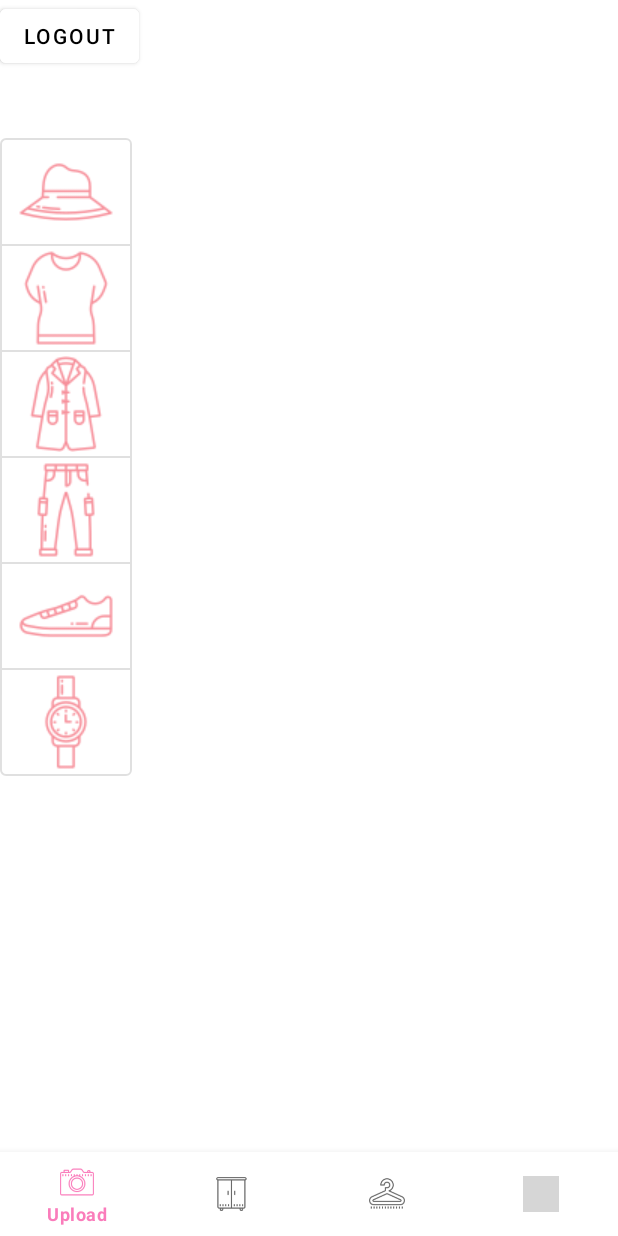
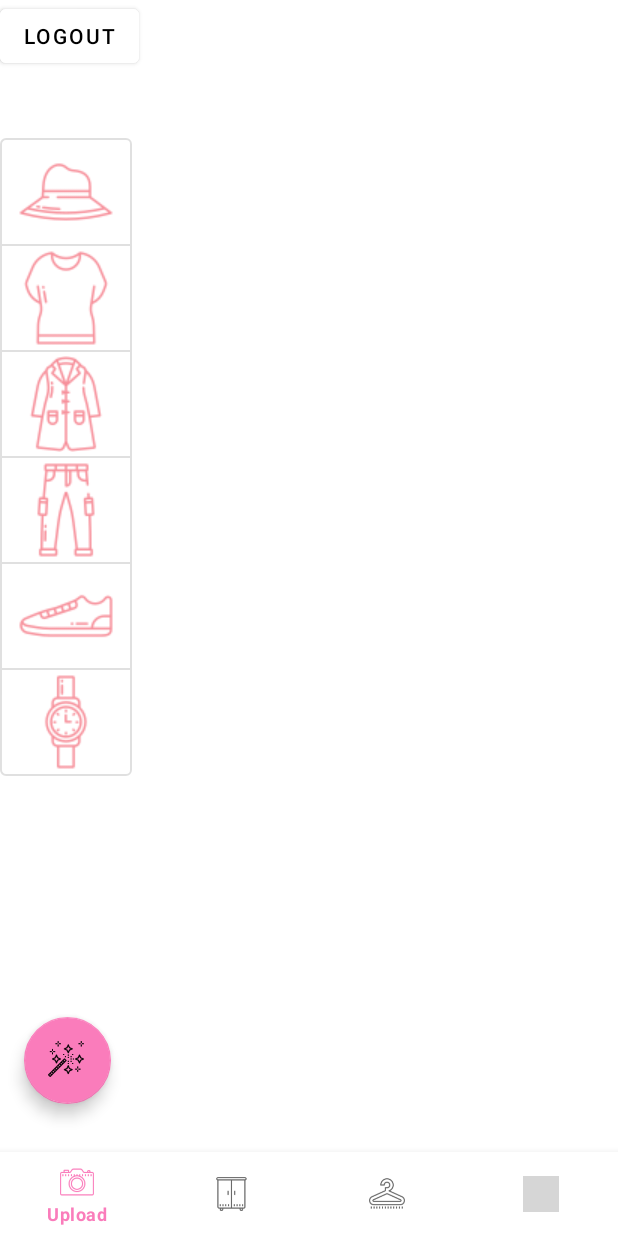
Before and after one commit to aditiv1008/PocketCloset, an Android app: the fragment WardrobeFragment placed in its activity, on a phone screen of 412 x 824 dp. Run offline under Robolectric (Android 15) with nearby library versions, the phone set to English and light mode, and no system bars; libraries missing offline, so code that uses them is left out: com.parse; pictures from the network do not load; 7 statements that could not run were skipped; grey boxes are pictures that could not be loaded.

Commit message:
Created randomization for clothing but not for each item yet

```diff
--- a/app/src/main/AndroidManifest.xml
+++ b/app/src/main/AndroidManifest.xml
@@ -5,7 +5,6 @@
 
     <uses-permission android:name="android.permission.ACCESS_NETWORK_STATE" />
     <uses-permission android:name="android.permission.INTERNET" />
-
 
     <application
         android:name=".ParseApplication"
@@ -18,6 +17,9 @@
         android:supportsRtl="true"
         android:theme="@style/Theme.PocketCloset"
         tools:targetApi="31">
+        <activity
+            android:name=".RandomizedView"
+            android:exported="false" />
         <activity
             android:name=".SaveClothingView"
             android:exported="false" />
--- a/app/src/main/java/com/example/pocketcloset/Fragments/WardrobeFragment.java
+++ b/app/src/main/java/com/example/pocketcloset/Fragments/WardrobeFragment.java
@@ -1,5 +1,6 @@
 package com.example.pocketcloset.Fragments;
 
+import android.content.Intent;
 import android.os.Bundle;
 import android.util.Log;
 import android.view.LayoutInflater;
@@ -18,10 +19,14 @@ import androidx.recyclerview.widget.RecyclerView;
 import androidx.swiperefreshlayout.widget.SwipeRefreshLayout;
 
 import com.example.pocketcloset.ClothingType;
+import com.example.pocketcloset.LoginActivity;
+import com.example.pocketcloset.MainActivity;
 import com.example.pocketcloset.R;
+import com.example.pocketcloset.RandomizedView;
 import com.example.pocketcloset.adapters.ClothingAdapter;
 import com.example.pocketcloset.models.Clothing;
 import com.google.android.material.button.MaterialButtonToggleGroup;
+import com.google.android.material.floatingactionbutton.FloatingActionButton;
 import com.parse.FindCallback;
 import com.parse.ParseException;
 import com.parse.ParseQuery;
@@ -55,6 +60,7 @@ public class WardrobeFragment extends Fragment {
     private Button btnEarrings;
     private Button btnHandhelds;
     private Button btnBracelet;
+    private FloatingActionButton btnRandomize;
 
     public MaterialButtonToggleGroup toggleButtonBottoms;
 
@@ -90,6 +96,7 @@ public class WardrobeFragment extends Fragment {
         toggleButtonAccessories.setVisibility(View.INVISIBLE);
         toggleButtonBottoms.setVisibility(View.INVISIBLE);
         btnAccessories = view.findViewById(R.id.btnAccessories);
+        btnRandomize = view.findViewById(R.id.btnRandomize);
         btnTops = view.findViewById(R.id.btnTop);
         btnHeadwear = view.findViewById(R.id.btnHeadwear);
         btnOverwear = view.findViewById(R.id.btnOverwear);
@@ -118,6 +125,7 @@ public class WardrobeFragment extends Fragment {
 
         rvWardrobe.setLayoutManager(gridLayoutManager);
 
+
         swipeContainer = (SwipeRefreshLayout) view.findViewById(R.id.swipeContainer);
          //Setup refresh listener which triggers new data loading
        swipeContainer.setOnRefreshListener(new SwipeRefreshLayout.OnRefreshListener() {
@@ -129,17 +137,26 @@ public class WardrobeFragment extends Fragment {
                 swipeContainer.setRefreshing(false);
             }
         });
+
        swipeContainer.setColorSchemeResources(android.R.color.holo_blue_bright,
                android.R.color.holo_green_light,
                 android.R.color.holo_orange_light,
                 android.R.color.holo_red_light);
 
+       btnRandomize.setOnClickListener(new View.OnClickListener() {
+           @Override
+           public void onClick(View v) {
+               Intent i = new Intent(getContext(), RandomizedView.class);
+               startActivity(i);
+           }
+       });
 
        btnTops.setOnClickListener(new View.OnClickListener() {
            @Override
            public void onClick(View v) {
                adapter.clear();
                queryClothes(ClothingType.TOP);
+               Log.i("Shirt", "" + allClothing.size());
                adapter.notifyDataSetChanged();
            }
        });
@@ -311,6 +328,7 @@ public class WardrobeFragment extends Fragment {
                 // save received posts to list and notify adapter of new data
                 allClothing.addAll(clothes);
                 adapter.notifyDataSetChanged();
+                Log.i("WARDROBE FRAGMENT CLOTHES", "" + allClothing.size());
             }
         });
 
--- a/app/src/main/res/layout/fragment_wardrobe.xml
+++ b/app/src/main/res/layout/fragment_wardrobe.xml
@@ -189,4 +189,24 @@
         app:layout_constraintStart_toStartOf="parent"
         app:layout_constraintTop_toTopOf="parent" />
 
+
+    <com.google.android.material.floatingactionbutton.FloatingActionButton
+        android:id="@+id/btnRandomize"
+        android:layout_width="62dp"
+        android:layout_height="58dp"
+        android:layout_gravity="bottom|right"
+        android:layout_margin="16dp"
+        android:layout_marginTop="14dp"
+        android:layout_marginBottom="20dp"
+        android:foregroundTint="#FFF7F7"
+        android:tint="#FFFFFF"
+        app:backgroundTint="#FA7CBB"
+        app:layout_constraintBottom_toBottomOf="parent"
+        app:layout_constraintStart_toStartOf="parent"
+        app:layout_constraintTop_toBottomOf="@+id/btnBack"
+        app:layout_constraintVertical_bias="0.902"
+        app:srcCompat="@drawable/sparkle"
+        tools:ignore="MissingConstraints" />
+
+
 </androidx.constraintlayout.widget.ConstraintLayout>
```
Also changed, not shown: app/src/main/java/com/example/pocketcloset/RandomizedView.java (added, +124 -0 lines), app/src/main/res/layout/activity_randomized_view.xml (added, +96 -0 lines), app/src/main/res/drawable/sparkle.png (added).
